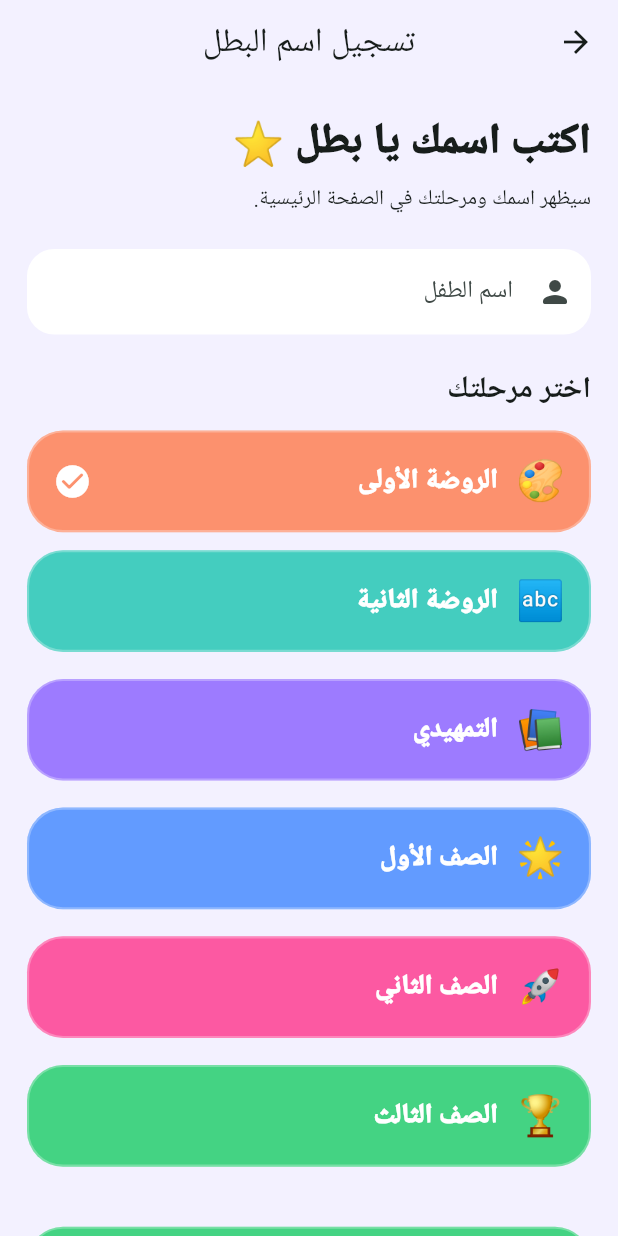
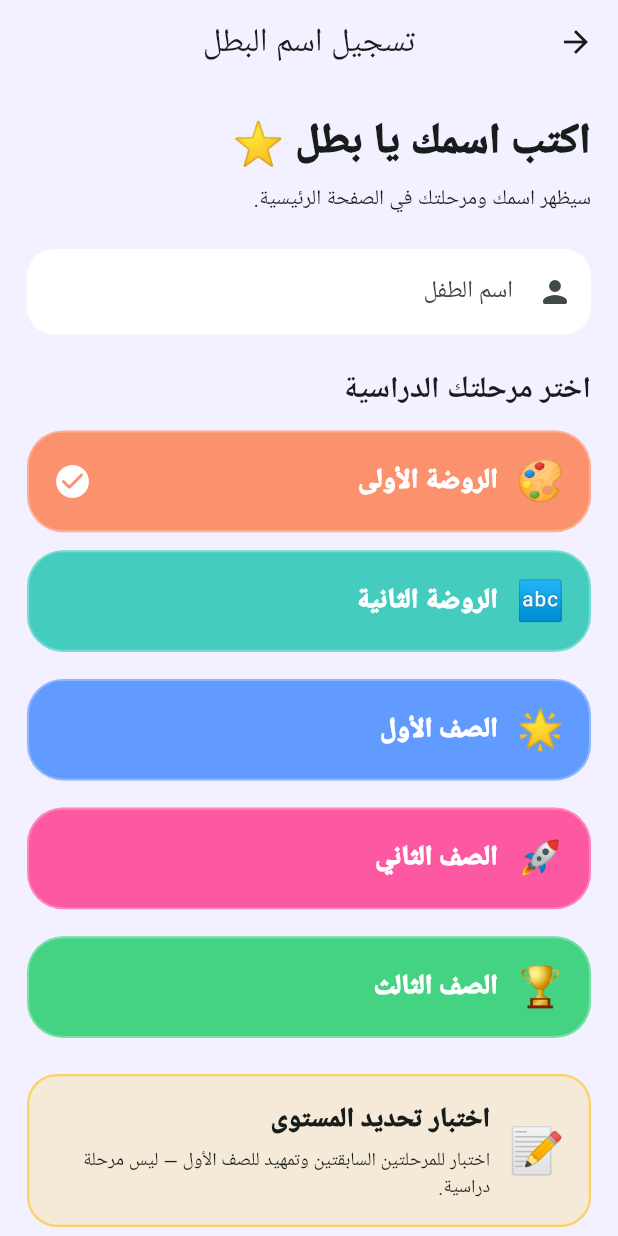
Before and after one commit to ali12hhh-oss/Moallemy_one, a Flutter app: the ChildRegistrationScreen screen opened directly, on a phone screen of 412 x 824 dp. Run offline on Flutter 3.47's test engine with Material 3 defaults, Android fonts, the phone set to English and light mode, and no system bars; our stand-ins replace audioplayers, flutter_svg, flutter_tts, image_picker, shared_preferences; missing offline and left inert: google_mlkit_digital_ink_recognition; accounts and stored records are empty; project files that could hold a hidden picture were left out.

Commit message:
Remove prep from child school-stage selection

```diff
--- a/lib/features/registration/child_registration_screen.dart
+++ b/lib/features/registration/child_registration_screen.dart
@@ -20,7 +20,6 @@ class _ChildRegistrationScreenState extends State<ChildRegistrationScreen> {
   static const stages = [
     ('kg1', 'الروضة الأولى', '🎨'),
     ('kg2', 'الروضة الثانية', '🔤'),
-    ('prep', 'التمهيدي', '📚'),
     ('g1', 'الصف الأول', '🌟'),
     ('g2', 'الصف الثاني', '🚀'),
     ('g3', 'الصف الثالث', '🏆'),
@@ -105,7 +104,6 @@ class _ChildRegistrationScreenState extends State<ChildRegistrationScreen> {
   int _age(String id) => switch (id) {
     'kg1' => 4,
     'kg2' => 5,
-    'prep' => 6,
     'g1' => 7,
     'g2' => 8,
     _ => 9,
@@ -138,7 +136,7 @@ class _ChildRegistrationScreenState extends State<ChildRegistrationScreen> {
             ),
             const SizedBox(height: 22),
             const Text(
-              'اختر مرحلتك',
+              'اختر مرحلتك الدراسية',
               style: TextStyle(fontSize: 20, fontWeight: FontWeight.bold),
             ),
             const SizedBox(height: 12),
@@ -180,6 +178,31 @@ class _ChildRegistrationScreenState extends State<ChildRegistrationScreen> {
                 ),
               );
             }),
+            const SizedBox(height: 6),
+            Container(
+              padding: const EdgeInsets.all(16),
+              decoration: BoxDecoration(
+                color: Colors.amber.withValues(alpha: .16),
+                borderRadius: BorderRadius.circular(20),
+                border: Border.all(color: Colors.amber.withValues(alpha: .55), width: 1.5),
+              ),
+              child: Row(
+                children: [
+                  const Text('📝', style: TextStyle(fontSize: 30)),
+                  const SizedBox(width: 12),
+                  const Expanded(
+                    child: Column(
+                      crossAxisAlignment: CrossAxisAlignment.start,
+                      children: [
+                        Text('اختبار تحديد المستوى', style: TextStyle(fontSize: 18, fontWeight: FontWeight.w900)),
+                        SizedBox(height: 4),
+                        Text('اختبار للمرحلتين السابقتين وتمهيد للصف الأول — ليس مرحلة دراسية.', style: TextStyle(fontSize: 12.5)),
+                      ],
+                    ),
+                  ),
+                ],
+              ),
+            ),
             const SizedBox(height: 22),
             Button3D(
               onTap: saving ? () {} : _save,
@@ -214,8 +237,6 @@ class _ChildRegistrationScreenState extends State<ChildRegistrationScreen> {
   }
 }
 
-/// A festive success dialog shown right after saving — bouncing star,
-/// scattered emoji, and an encouraging message.
 class _CelebrationDialog extends StatefulWidget {
   final String name;
   final String stage;
```
